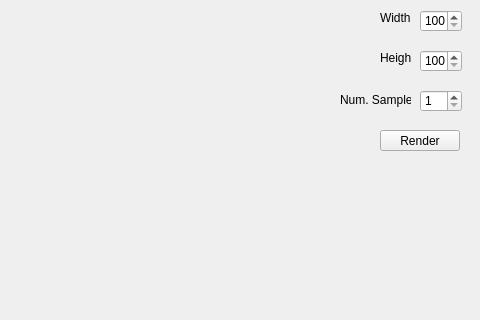
Old version of the form src/view/MainWindow.ui in the repository Yordrar/thesis-raytracer; both pictures show x 320 to 800 and y 0 to 320 of the 800 by 600 pixel window.
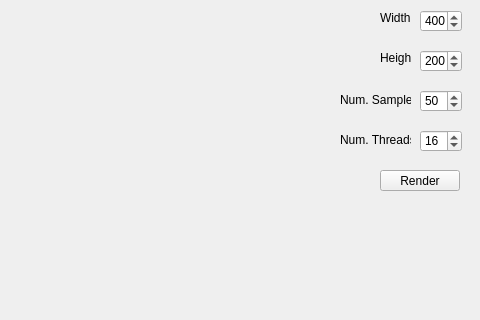
New version of the form.

Commit message: added option to modify the number of threads between renders

The edit to the form file:
```diff
--- a/src/view/MainWindow.ui
+++ b/src/view/MainWindow.ui
@@ -69,6 +69,9 @@
     <property name="singleStep">
      <number>100</number>
     </property>
+    <property name="value">
+     <number>400</number>
+    </property>
    </widget>
    <widget class="QSpinBox" name="height">
     <property name="geometry">
@@ -88,6 +91,9 @@
     <property name="singleStep">
      <number>100</number>
     </property>
+    <property name="value">
+     <number>200</number>
+    </property>
    </widget>
    <widget class="QSpinBox" name="samples">
     <property name="geometry">
@@ -108,7 +114,7 @@
      <number>10</number>
     </property>
     <property name="value">
-     <number>1</number>
+     <number>50</number>
     </property>
    </widget>
    <widget class="QLabel" name="width_label">
@@ -154,7 +160,7 @@
     <property name="geometry">
      <rect>
       <x>700</x>
-      <y>130</y>
+      <y>170</y>
       <width>80</width>
       <height>21</height>
      </rect>
@@ -163,6 +169,41 @@
      <string>Render</string>
     </property>
    </widget>
+   <widget class="QLabel" name="threads_label">
+    <property name="geometry">
+     <rect>
+      <x>660</x>
+      <y>130</y>
+      <width>71</width>
+      <height>20</height>
+     </rect>
+    </property>
+    <property name="text">
+     <string>Num. Threads</string>
+    </property>
+   </widget>
+   <widget class="QSpinBox" name="threads">
+    <property name="geometry">
+     <rect>
+      <x>740</x>
+      <y>130</y>
+      <width>42</width>
+      <height>22</height>
+     </rect>
+    </property>
+    <property name="minimum">
+     <number>1</number>
+    </property>
+    <property name="maximum">
+     <number>32</number>
+    </property>
+    <property name="singleStep">
+     <number>1</number>
+    </property>
+    <property name="value">
+     <number>16</number>
+    </property>
+   </widget>
   </widget>
   <widget class="QMenuBar" name="menubar">
    <property name="geometry">
```
The commit also changes 3 other files.
